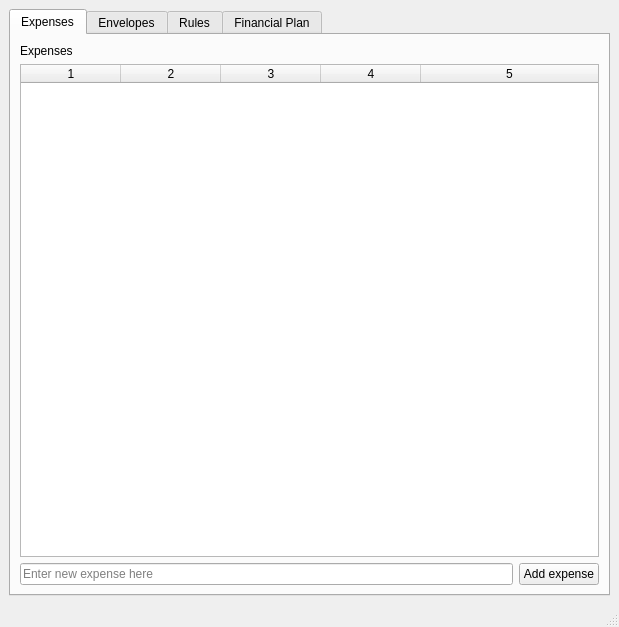
Qt form MainForm.ui (elricbk/pyenvelopes) before a commit.
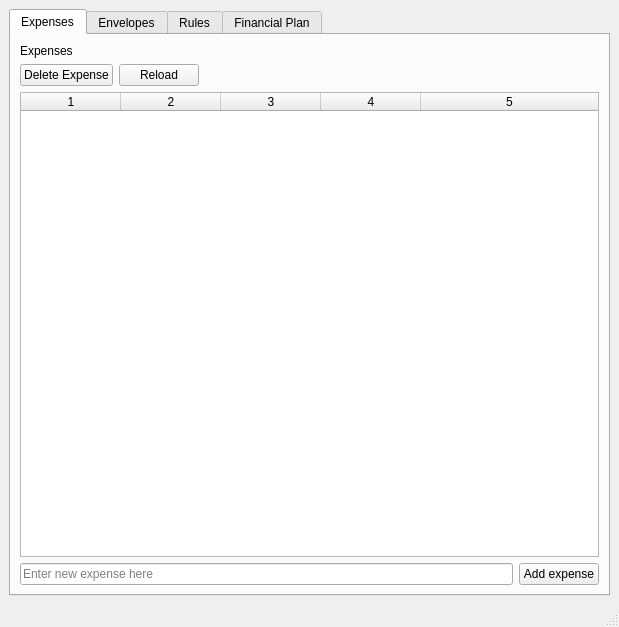
The same form after that commit.

Commit message: Added actions to delete expense and reloading + small fixes;

Patch:
```diff
--- a/MainForm.ui
+++ b/MainForm.ui
@@ -25,6 +25,9 @@
         <string>Expenses</string>
        </attribute>
        <layout class="QVBoxLayout" name="verticalLayout_2">
+        <property name="spacing">
+         <number>-1</number>
+        </property>
         <item>
          <widget class="QLabel" name="label">
           <property name="text">
@@ -32,6 +35,37 @@
           </property>
          </widget>
         </item>
+        <item>
+         <layout class="QHBoxLayout" name="horizontalLayout_8">
+          <item>
+           <widget class="QPushButton" name="pbDeleteExpense">
+            <property name="text">
+             <string>Delete Expense</string>
+            </property>
+           </widget>
+          </item>
+          <item>
+           <widget class="QPushButton" name="pbReload">
+            <property name="text">
+             <string>Reload</string>
+            </property>
+           </widget>
+          </item>
+          <item>
+           <spacer name="horizontalSpacer_3">
+            <property name="orientation">
+             <enum>Qt::Horizontal</enum>
+            </property>
+            <property name="sizeHint" stdset="0">
+             <size>
+              <width>40</width>
+              <height>20</height>
+             </size>
+            </property>
+           </spacer>
+          </item>
+         </layout>
+        </item>
         <item>
          <widget class="QTableWidget" name="tableWidget">
           <property name="selectionMode">
@@ -52,6 +86,9 @@
           <attribute name="verticalHeaderDefaultSectionSize">
            <number>19</number>
           </attribute>
+          <attribute name="verticalHeaderStretchLastSection">
+           <bool>false</bool>
+          </attribute>
           <column/>
           <column/>
           <column/>
```
Left out of the diff: 37 changed lines with no effect on the pictures. The commit also changes 5 other files.
